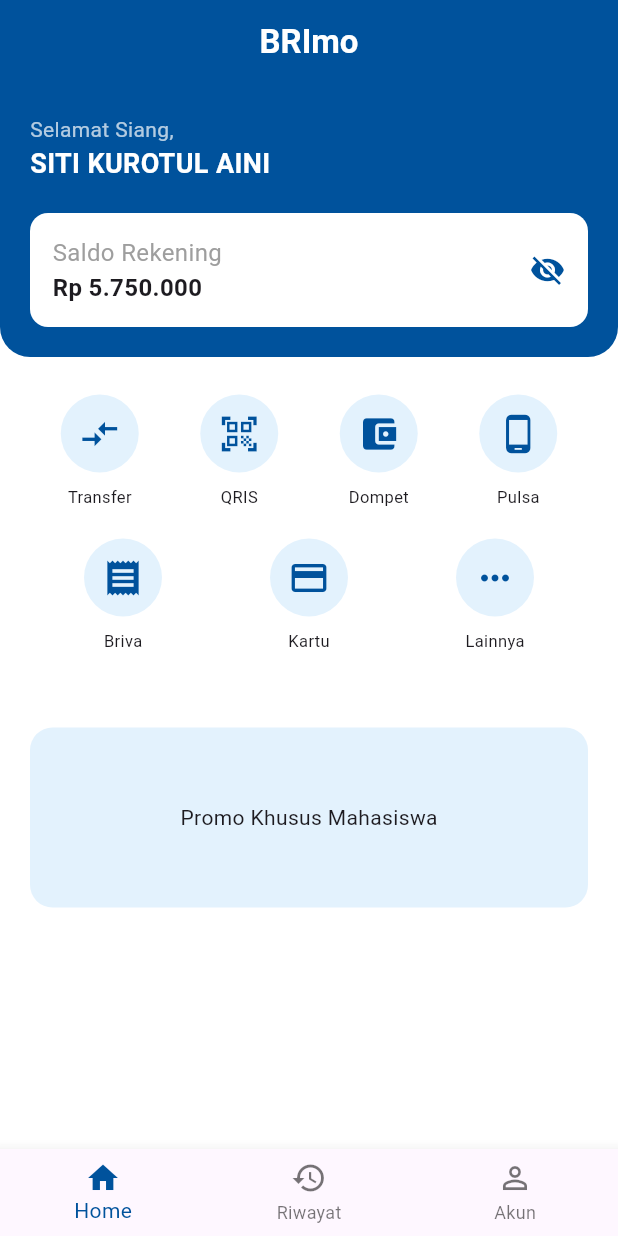
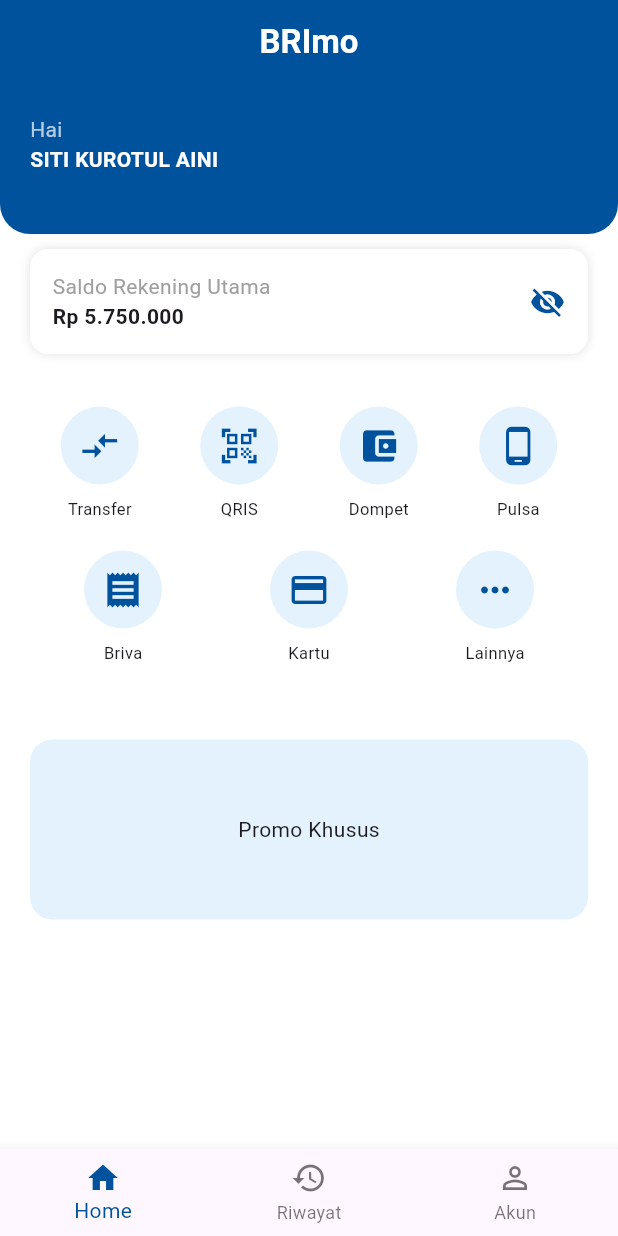
Before and after one commit to kurotulaini17/uts_mobile_banking, a Flutter app: the screen it shows after launch, on a phone screen of 412 x 824 dp. Run offline on Flutter 3.47's test engine with Material 3 defaults, Android fonts, the phone set to English and light mode, and no system bars.

Commit message:
update uts final bismillah

```diff
--- a/lib/main.dart
+++ b/lib/main.dart
@@ -37,10 +37,11 @@
       body: SingleChildScrollView(
         child: Column(
           children: [
-            // Bagian Biru Atas
+            Stack(
+              clipBehavior: Clip.none,
+              children: [
                 Container(
-              width: double.infinity,
-              padding: const EdgeInsets.all(20),
+                  height: 100,
                   decoration: const BoxDecoration(
                     color: Color(0xFF00529C),
                     borderRadius: BorderRadius.only(
@@ -48,57 +49,58 @@
                       bottomRight: Radius.circular(20),
                     ),
                   ),
+                ),
+                Padding(
+                  padding: const EdgeInsets.all(20),
                   child: Column(
                     crossAxisAlignment: CrossAxisAlignment.start,
                     children: [
-                  const Text(
-                    "Selamat Siang,",
-                    style: TextStyle(color: Colors.white70),
-                  ),
-                  const Text(
+                      Text("Hai", style: TextStyle(color: Colors.white70)),
+                      Text(
                         "SITI KUROTUL AINI",
                         style: TextStyle(
                           color: Colors.white,
-                      fontSize: 18,
                           fontWeight: FontWeight.bold,
                         ),
                       ),
-                  const SizedBox(height: 20),
-                  Container(
+                      const SizedBox(height: 15),
+                    ],
+                  ),
+                ),
+              ],
+            ),
+
+            Padding(
+              padding: const EdgeInsets.symmetric(horizontal: 20, vertical: 10),
+              child: Container(
                 padding: const EdgeInsets.all(15),
                 decoration: BoxDecoration(
                   color: Colors.white,
                   borderRadius: BorderRadius.circular(12),
+                  boxShadow: [BoxShadow(color: Colors.black12, blurRadius: 5)],
                 ),
-                    child: const Row(
+                child: Row(
                   mainAxisAlignment: MainAxisAlignment.spaceBetween,
                   children: [
                     Column(
                       crossAxisAlignment: CrossAxisAlignment.start,
                       children: [
-                            Text(
-                              "Saldo Rekening",
-                              style: TextStyle(
-                                color: Colors.grey,
-                                fontSize: 16,
+                        const Text(
+                          "Saldo Rekening Utama",
+                          style: TextStyle(color: Colors.grey),
                         ),
-                            ),
-                            Text(
+                        const Text(
                           "Rp 5.750.000",
-                              style: TextStyle(
-                                fontWeight: FontWeight.bold,
-                                fontSize: 16,
-                              ),
+                          style: TextStyle(fontWeight: FontWeight.bold),
                         ),
                       ],
                     ),
-                        Icon(Icons.visibility_off, color: Color(0xFF00529C)),
+                    const Icon(Icons.visibility_off, color: Color(0xFF00529C)),
                   ],
                 ),
               ),
-                ],
             ),
-            ),
+
             const SizedBox(height: 25),
             // Menu Grid
             Padding(
@@ -142,7 +144,7 @@
                   color: Colors.blue[50],
                   borderRadius: BorderRadius.circular(15),
                 ),
-                child: const Center(child: Text("Promo Khusus Mahasiswa")),
+                child: const Center(child: Text("Promo Khusus")),
               ),
             ),
           ],
```
Lines whose indentation alone changed are shown as unchanged.
